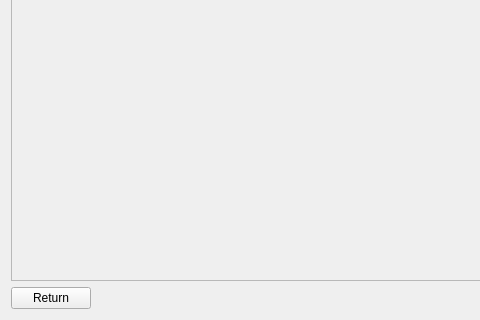
The window that resources/designer_ui/reportwidget.ui (jonathanHuwP/CrystalGrowthTracker) describes before a commit, drawn with Qt 5; both pictures show x 0 to 480 and y 316 to 636 of the 807 by 636 pixel window.
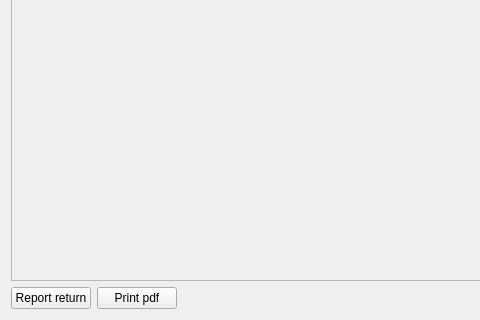
The same window after the commit.

Commit message: report using webkit

Diff of the .ui file:
```diff
--- a/resources/designer_ui/reportwidget.ui
+++ b/resources/designer_ui/reportwidget.ui
@@ -32,7 +32,14 @@
      <item>
       <widget class="QPushButton" name="_returnButton">
        <property name="text">
-        <string>Return</string>
+        <string>Report return</string>
+       </property>
+      </widget>
+     </item>
+     <item>
+      <widget class="QPushButton" name="pdfButton">
+       <property name="text">
+        <string>Print pdf</string>
        </property>
       </widget>
      </item>
```
Left out of the diff: 18 changed lines with no effect on the pictures. The commit also changes 4 other files.
